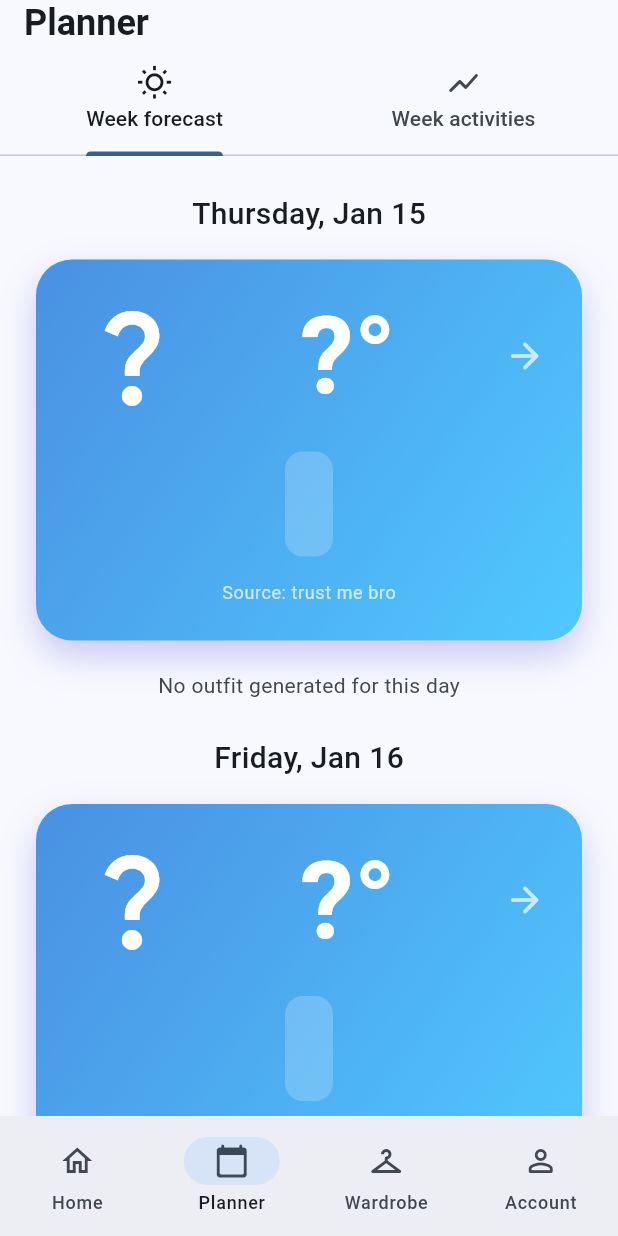
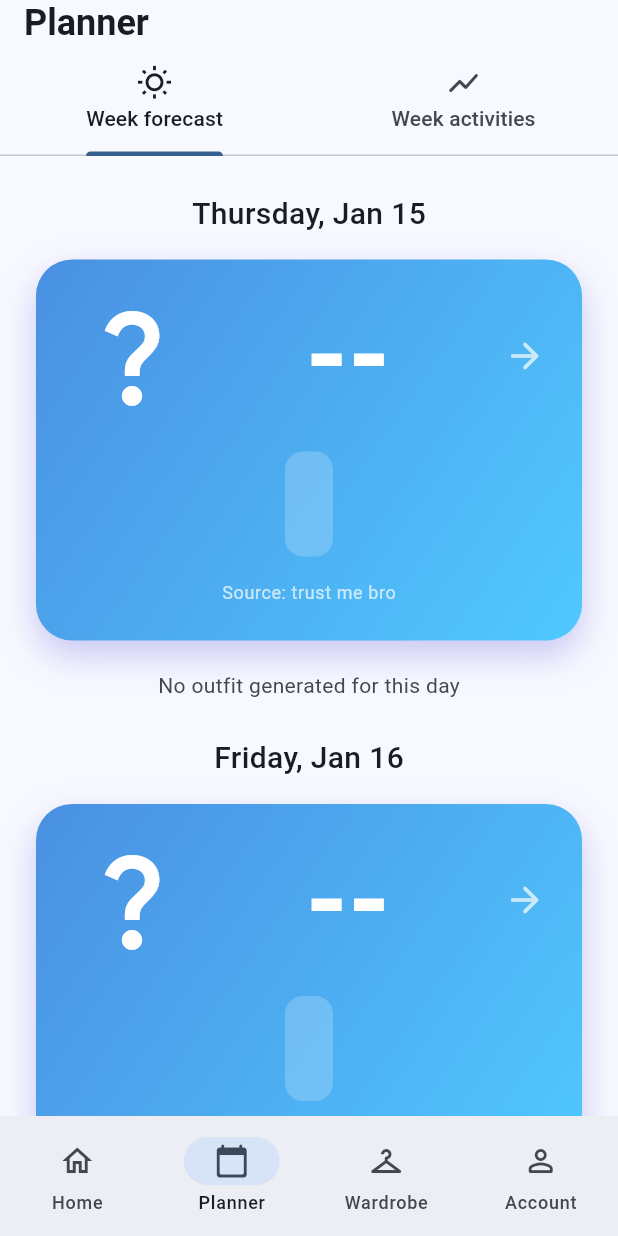
Before and after one commit to emil-elias/Weather-or-Not, a Flutter app: the screen it shows after launch, item 2 of the bottom bar chosen, on a phone screen of 412 x 824 dp. Run offline on Flutter 3.47's test engine with Material 3 defaults, Android fonts, the phone set to English and light mode, and no system bars; our stand-ins replace geolocator, image_picker, shared_preferences, table_calendar; network calls fail.

Commit message:
fix: faulty weather display values + handling when no weather data for selected location
- we are not showing obviosuly faulty weather values like 3277°C anymore. fallback to forecast, if available.
- if there is no weather data available for a searched location, it will no search for available stations which are near the searched location. if there is no data for any of them, an error message is shown. previously it just jumped back to the actual user position, which might have been confusing

```diff
--- a/lib/providers/main_provider.dart
+++ b/lib/providers/main_provider.dart
@@ -62,7 +62,8 @@ class MainProvider extends ChangeNotifier {
   Future<void> getClosestLocation() async {
     try {
       final geo.Position userPosition = await _locationService.getCurrentLocation();
-      final List<Map<String, dynamic>> closestList = await _locationService.findClosestLocation(userPosition);
+
+      final List<Map<String, dynamic>> closestList = await _locationService.findClosestLocation(userPosition.latitude, userPosition.longitude);
       //print(closestList);
       final closest = closestList.first;
 
--- a/lib/screens/home_screen.dart
+++ b/lib/screens/home_screen.dart
@@ -500,13 +500,15 @@ class _HomeScreenState extends State<HomeScreen> {
     }
   }
 
-  void _onLocationChanged(Map<String,dynamic>? newLocation) {
+  void _onLocationChanged(Map<String,dynamic>? newLocation) async {
     if (newLocation != null && newLocation != _provider.selectedLocation) {
       _provider.setSelectedLocation(newLocation);
+
+      final List<Map<String, dynamic>> closestList = await _locationService.findClosestLocation(newLocation['lat'], newLocation['lon']);
       _provider.loadWeather(
         newLocation["id"],
         newLocation["name"],
-        fallbackStations: _provider.closestLocations
+        fallbackStations: closestList
             .where((loc) => loc['name'] != newLocation["name"])
             .toList(),
       );
--- a/lib/services/weather_service.dart
+++ b/lib/services/weather_service.dart
@@ -81,38 +81,40 @@ class WeatherService {
             stationId: stationID,
             source:
                 'DWD (station $stationID - current measurement) ${message != null ? '\n$message' : ''}',
-            temperature: weatherData['temperature'] != null
+            temperature: weatherData['temperature'] != null && weatherData['temperature'] < 3000
                 ? weatherData['temperature'].toDouble() / 10
                 : null,
-            precipitation: weatherData['precipitation'] != null
+            precipitation: weatherData['precipitation'] != null && weatherData['precipitation'] < 3000
                 ? weatherData['precipitation'].toDouble() / 10
                 : null,
-            precipitation_3h: weatherData['precipitation_3h'] != null
+            precipitation_3h: weatherData['precipitation_3h'] != null && weatherData['precipitation_3h'] < 3000
                 ? weatherData['precipitation_3h'].toDouble() / 10
                 : null,
-            snow: weatherData['totalsnow'] != null
+            snow: weatherData['totalsnow'] != null && weatherData['totalsnow'] < 3000
                 ? weatherData['totalsnow'].toDouble() / 10
                 : null,
-            dewpoint: weatherData['dewpoint'] != null
+            dewpoint: weatherData['dewpoint'] != null  && weatherData['dewpoint'] < 3000
                 ? weatherData['dewpoint'].toDouble() / 10
                 : null,
-            sunshine: weatherData['sunshine'] != null
+            sunshine: weatherData['sunshine'] != null && weatherData['sunshine'] < 3000
                 ? (weatherData['sunshine'].toDouble() / 10)
                 : null,
-            windSpeed: weatherData['meanwind'] != null
+            windSpeed: weatherData['meanwind'] != null && weatherData['meanwind'] < 3000
                 ? weatherData['meanwind'].toDouble() / 10
                 : null,
-            windGust: weatherData['maxwind'] != null
+            windGust: weatherData['maxwind'] != null && weatherData['maxwind'] < 3000
                 ? weatherData['maxwind'].toDouble() / 10
                 : null,
-            windDirection: weatherData['winddirection'] != null
+            windDirection: weatherData['winddirection'] != null && weatherData['winddirection'] < 3000
                 ? weatherData['winddirection'].toDouble() / 10
                 : null,
-            cloudCover: weatherData['cloud_cover_total']?.toDouble(),
-            humidity: weatherData['humidity'] != null
+            cloudCover: weatherData['cloud_cover_total'] != null && weatherData['cloud_cover_total'] < 3000
+                ? weatherData['cloud_cover_total'].toDouble()
+                : null,
+            humidity: weatherData['humidity'] != null && weatherData['humidity'] < 3000
                 ? weatherData['humidity'].toDouble() / 10
                 : null,
-            pressure: weatherData['pressure'] != null
+            pressure: weatherData['pressure'] != null && weatherData['pressure'] < 3000
                 ? weatherData['pressure'].toDouble() / 10
                 : null,
             timestamp: DateTime.fromMillisecondsSinceEpoch(weatherData['time']),
@@ -444,18 +446,18 @@ class WeatherService {
 
   /// Returns mock weather data for testing
   Weather _getMockWeather(String locationName) {
-    final random = Random();
+    //final random = Random();
     return Weather(
       stationName: locationName,
       stationId: locationName.toLowerCase().replaceAll(' ', '_'),
-      source: 'Mock Data',
-      temperature: 10 + random.nextDouble() * 5,
-      precipitation: random.nextDouble() * 2,
-      windSpeed: 10 + random.nextDouble() * 10,
-      cloudCover: 50 + random.nextInt(30).toDouble(),
-      humidity: 70 + random.nextInt(20).toDouble(),
-      pressure: 1013.0 + (random.nextDouble() - 0.5) * 20,
-      condition: ['dry', 'fog', 'rain', 'snow'][random.nextInt(4)],
+      source: 'not found',
+      temperature: null,
+      precipitation: null,
+      windSpeed: null,
+      cloudCover: null,
+      humidity: null,
+      pressure: null,
+      icon: 32,
       timestamp: DateTime.now(),
     );
   }
@@ -542,6 +544,8 @@ class WeatherService {
         return Icons.thunderstorm_outlined;
       case 31: // (wind)
         return Icons.air;
+      case 32: // unknown
+        return Icons.block;
       default:
         return Icons.wb_cloudy_outlined;
     }
@@ -643,6 +647,9 @@ class WeatherService {
       case 31:
         condition = 'Windy';
         break;
+      case 32:
+        condition = 'Unfortunately,\nwe could not get weather data\nfor your location';
+        break;
       default:
         condition = '';
         break;
--- a/lib/widgets/weather_card.dart
+++ b/lib/widgets/weather_card.dart
@@ -42,8 +42,6 @@ class WeatherCard extends StatelessWidget {
       );
     }
 
-
-
     return GestureDetector(
       onTap: onTap,
       child: Container(
@@ -53,7 +51,11 @@ class WeatherCard extends StatelessWidget {
           gradient: LinearGradient(
             begin: Alignment.topLeft,
             end: Alignment.bottomRight,
-            colors: weatherService.getGradientColors(currentWeather, forecast, forecastIndex),
+            colors: weatherService.getGradientColors(
+              currentWeather,
+              forecast,
+              forecastIndex,
+            ),
           ),
           borderRadius: BorderRadius.circular(24),
           boxShadow: [
@@ -86,7 +88,7 @@ class WeatherCard extends StatelessWidget {
                             Icons.arrow_upward_rounded,
                             size: 16,
                             //color: Color(0xFF4AFF8C),
-                            color: Colors.white
+                            color: Colors.white,
                           ),
                           Text(
                             ' ${_getMaxTemperature().toStringAsFixed(0)}°',
@@ -106,7 +108,7 @@ class WeatherCard extends StatelessWidget {
                             Icons.arrow_downward_rounded,
                             size: 16,
                             //color: Color(0xFFFF6B6B),
-                            color: Colors.white
+                            color: Colors.white,
                           ),
                           Text(
                             ' ${_getMinTemperature().toStringAsFixed(0)}°',
@@ -195,25 +197,35 @@ class WeatherCard extends StatelessWidget {
   }
 
   String _getWeatherDescription() {
-    if (currentWeather != null) {
-      if (currentWeather!.icon != null) {
-        return weatherService.getWeatherDescriptionById(currentWeather!.icon);
-      } else if (currentWeather!.condition != null) {
+    if (currentWeather == null &&
+        forecastIndex != null &&
+        forecast?.days != null &&
+        forecast!.days!.isNotEmpty &&
+        forecast!.days!.length > forecastIndex!) {
+      return weatherService.getWeatherDescriptionById(
+        forecast!.days![forecastIndex!].icon,
+      );
+    } else if (currentWeather != null && currentWeather!.condition != null) {
       return WeatherConditions.getGermanDescription(
         currentWeather!.condition,
         temperature: currentWeather?.temperature,
         windSpeed: currentWeather?.windSpeed,
         cloudCover: currentWeather?.cloudCover,
       );
-      }
-    } else if (forecast?.days != null && forecast!.days!.isNotEmpty) {
-      if (forecastIndex != null) {
+    } else if (currentWeather != null &&
+        currentWeather!.icon != null &&
+        currentWeather!.icon! <= 32) {
+      return weatherService.getWeatherDescriptionById(currentWeather!.icon);
+    } else if (forecast != null &&
+        forecast!.icon != null &&
+        forecast!.icon!.isNotEmpty) {
+      final now = DateTime.now();
+      final hourIndex = forecast?.start != null
+          ? now.difference(forecast!.start!).inHours
+          : 0;
+      if (forecast!.icon!.length > hourIndex) {
         return weatherService.getWeatherDescriptionById(
-          forecast!.days![forecastIndex!].icon,
-        );
-      } else {
-        return weatherService.getWeatherDescriptionById(
-          forecast!.days!.first.icon,
+          forecast!.icon![hourIndex],
         );
       }
     }
@@ -244,22 +256,65 @@ class WeatherCard extends StatelessWidget {
 
   Widget _buildDetailRow() {
     if (currentWeather != null) {
+
+      final now = DateTime.now();
+      final hourIndex = forecast?.start != null
+          ? now.difference(forecast!.start!).inHours
+          : 0;
+
+      String humidity = "--%";
+      if (currentWeather!.humidity != null && currentWeather!.humidity! < 3000) {
+        humidity =
+            '${currentWeather!.humidity!.clamp(0, 100).toStringAsFixed(0)}%';
+      } else if (forecast != null && forecast!.humidity != null && forecast!.humidity!.isNotEmpty &&
+          forecast!.humidity!.length > hourIndex) {
+        humidity =
+            '${forecast!.humidity![hourIndex].clamp(0, 100).toStringAsFixed(0)}%';
+      }
+
+      String wind = "-- km/h";
+      if (currentWeather!.windSpeed != null && currentWeather!.windSpeed! < 3000) {
+        wind =
+            '${currentWeather!.windSpeed!.toStringAsFixed(1)} km/h';
+      } else if (forecast != null &&
+          forecast!.windSpeed != null &&
+          forecast!.windSpeed!.isNotEmpty &&
+          forecast!.windSpeed!.length > hourIndex &&
+          forecast!.windSpeed![hourIndex] < 3000
+          ) {
+        wind =
+            '${forecast!.windSpeed![hourIndex].toStringAsFixed(1)} km/h';
+      } else if (forecast != null && forecast!.days != null && forecast!.days!.isNotEmpty ) {
+        wind =
+            '${forecast!.days!.first.windSpeed?.toStringAsFixed(1) ?? '--'} km/h';
+      }
+
+      String cloudCover = "--%";
+      if (currentWeather!.cloudCover != null && currentWeather!.cloudCover! < 3000) {
+        cloudCover =
+            '${currentWeather!.cloudCover!.clamp(0, 100).toStringAsFixed(0)}%';
+      } else if (forecast != null && forecast!.cloudCover != null && forecast!.cloudCover!.isNotEmpty &&
+          forecast!.cloudCover!.length > hourIndex && forecast!.cloudCover![hourIndex] < 3000) {
+        cloudCover =
+            '${forecast!.cloudCover![hourIndex].clamp(0, 100).toStringAsFixed(0)}%';
+      }
+
       return Row(
         mainAxisAlignment: MainAxisAlignment.spaceBetween,
         children: [
           _buildWeatherDetail(
             Icons.water_drop_outlined,
-            '${currentWeather!.humidity?.clamp(0,100).toStringAsFixed(0) ?? '--'}%',
+            humidity,
             'Humidity',
           ),
           _buildWeatherDetail(
             Icons.air_outlined,
-            '${currentWeather!.windSpeed?.toStringAsFixed(1) ?? forecast?.days?.first.windSpeed?.toStringAsFixed(1) ?? '--'} km/h',
+            wind,
             'Wind',
           ),
           _buildWeatherDetail(
             Icons.cloud_outlined,
-            '${currentWeather!.cloudCover?.clamp(0,100).toStringAsFixed(0)  ?? '--'}%',
+            cloudCover,
             'Cloud Cover',
           ),
         ],
@@ -281,9 +336,9 @@ class WeatherCard extends StatelessWidget {
           ),
           _buildWeatherDetail(
             Icons.wb_sunny_outlined,
-            '${(forecast!.days![index].sunshine != null ? forecast!.days![index].sunshine! / 60 : 0).clamp(0,24).toStringAsFixed(0)} h',
+            '${(forecast!.days![index].sunshine != null ? forecast!.days![index].sunshine! / 60 : 0).clamp(0, 24).toStringAsFixed(0)} h',
             'Sunshine',
-          )
+          ),
         ],
       );
     } else {
@@ -292,33 +347,47 @@ class WeatherCard extends StatelessWidget {
   }
 
   Icon _getIcon() {
-    if (currentWeather != null) {
+    if (currentWeather == null &&
+        forecastIndex != null &&
+        forecast?.days != null &&
+        forecast!.days!.isNotEmpty) {
       return Icon(
-        currentWeather!.icon != null
-            ? weatherService.getWeatherIconById(currentWeather!.icon)
-            : weatherService.getWeatherIcon(currentWeather!.condition),
+        weatherService.getWeatherIconById(forecast!.days![forecastIndex!].icon),
         size: 80,
         color: Colors.white,
       );
-    } else if (forecast?.days != null && forecast!.days!.isNotEmpty) {
-      if (forecastIndex != null) {
+    } else if (currentWeather != null && currentWeather!.condition != null) {
       return Icon(
-          weatherService.getWeatherIconById(
-            forecast!.days![forecastIndex!].icon,
-          ),
+        weatherService.getWeatherIcon(currentWeather!.condition),
         size: 80,
         color: Colors.white,
       );
-      } else {
+    } else if (currentWeather != null &&
+        currentWeather!.icon != null &&
+        currentWeather!.icon! <= 32) {
       return Icon(
-          weatherService.getWeatherIconById(forecast!.days!.first.icon),
+        weatherService.getWeatherIconById(currentWeather!.icon),
+        size: 80,
+        color: Colors.white,
+      );
+    } else if (forecast != null &&
+        forecast!.icon != null &&
+        forecast!.icon!.isNotEmpty) {
+      final now = DateTime.now();
+      final hourIndex = forecast?.start != null
+          ? now.difference(forecast!.start!).inHours
+          : 0;
+
+      if (forecast!.icon!.length > hourIndex) {
+        return Icon(
+          weatherService.getWeatherIconById(forecast!.icon![hourIndex]),
           size: 80,
           color: Colors.white,
         );
       }
-    } else {
+    }
+
     return Icon(Icons.question_mark, size: 80, color: Colors.white);
-    }
   }
 
   Widget _getTemperature() {
@@ -336,25 +405,37 @@ class WeatherCard extends StatelessWidget {
       height: 1,
     );
 
-    if (currentWeather != null) {
+    if (currentWeather == null &&
+        forecastIndex != null &&
+        forecast?.days != null &&
+        forecast!.days!.isNotEmpty) {
+      return Text(
+        '${forecast!.days![forecastIndex!].maxTemperature?.toStringAsFixed(0)}°/${forecast!.days![forecastIndex!].minTemperature?.toStringAsFixed(0)}°',
+        style: style2,
+      );
+    } else if (currentWeather != null &&
+        currentWeather!.temperature != null &&
+        currentWeather!.temperature! < 3000) {
       return Text(
         '${currentWeather!.temperature?.toStringAsFixed(0) ?? '--'}°',
         style: style1,
       );
-    } else if (forecast?.days != null && forecast!.days!.isNotEmpty) {
-      if (forecastIndex != null) {
+    } else if (forecast != null &&
+        forecast!.temperature != null &&
+        forecast!.temperature!.isNotEmpty) {
+      final now = DateTime.now();
+      final hourIndex = forecast?.start != null
+          ? now.difference(forecast!.start!).inHours
+          : 0;
+
+      if (forecast!.temperature!.length > hourIndex) {
         return Text(
-          '${forecast!.days![forecastIndex!].maxTemperature?.toStringAsFixed(0)}°/${forecast!.days![forecastIndex!].minTemperature?.toStringAsFixed(0)}°',
-          style: style2,
-        );
-      } else {
-        return Text(
-          '${forecast!.days!.first.maxTemperature?.toStringAsFixed(0)}°/${forecast!.days!.first.minTemperature?.toStringAsFixed(0)}°',
-          style: style2,
+          '${forecast!.temperature?[hourIndex].toStringAsFixed(0) ?? '--'}°',
+          style: style1,
         );
       }
-    } else {
-      return Text("?°", style: style1);
+    }
+
+    return Text("--", style: style1);
   }
 }
-}
```
Also changed, not shown: lib/screens/weather_screen.dart (+96 -36 lines), lib/services/location_service.dart (+4 -3 lines), pubspec.lock. Lines whose indentation alone changed are shown as unchanged.
